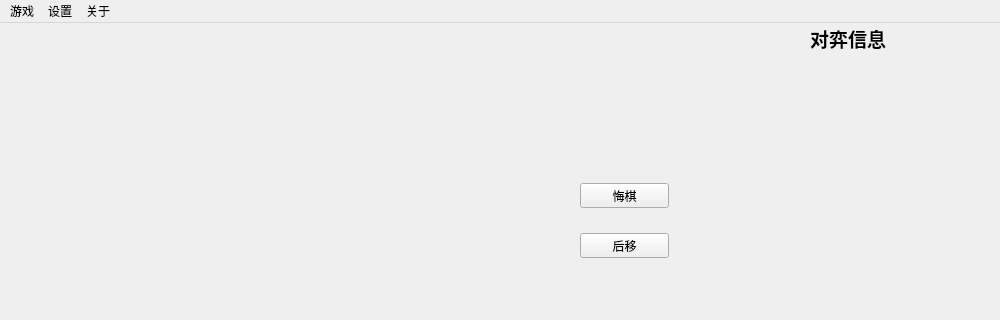
The window that mainwindow.ui (StudentErick/Qt_AmazonChess) describes before a commit, drawn with Qt 5; both pictures show x 0 to 1000 and y 0 to 320 of the 1000 by 800 pixel window.
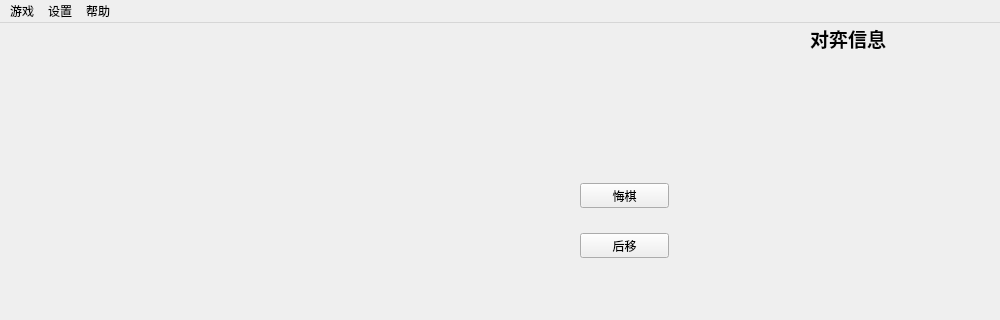
The same window after the commit.

Commit message: 添加了关于软件和作者的信息说明

The edit to the form file:
```diff
--- a/mainwindow.ui
+++ b/mainwindow.ui
@@ -122,7 +122,7 @@
    </widget>
    <widget class="QMenu" name="menuInfo">
     <property name="title">
-     <string>关于</string>
+     <string>帮助</string>
     </property>
     <addaction name="actionHelp"/>
     <addaction name="actionAboutAuthor"/>
```
Left out of the diff: 6 changed lines with no effect on the pictures. The commit also changes 3 other files.
